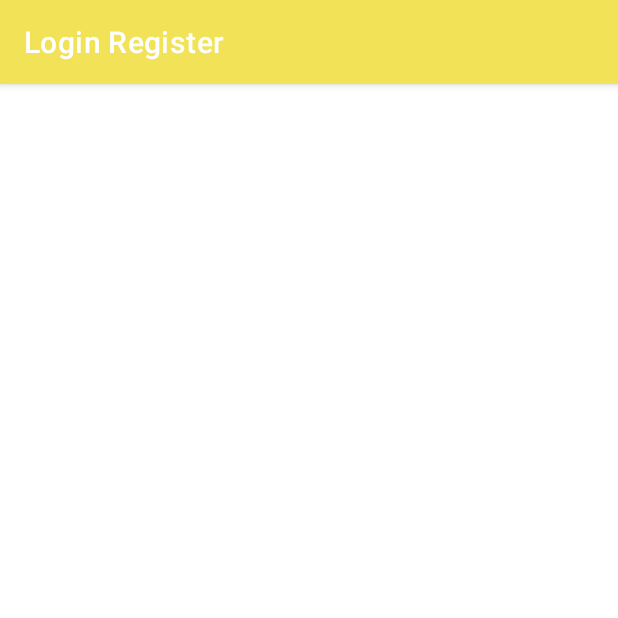
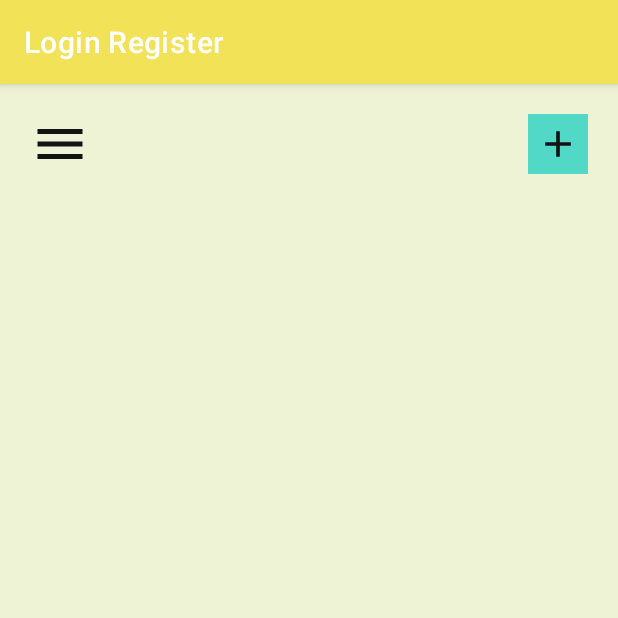
Before and after one commit to AlisherAbdykhamitov/DiplomaProject, an Android app: the UserDashboard screen opened directly, with no data from a screen before it, on a phone screen of 412 x 824 dp, the top half of it. Run offline under Robolectric (Android 15) with nearby library versions, the phone set to English and light mode, and no system bars.

Commit message:
Some components have changed

```diff
--- a/app/src/main/AndroidManifest.xml
+++ b/app/src/main/AndroidManifest.xml
@@ -16,9 +16,6 @@
             android:name=".User.UserDashboard"
             android:exported="false" />
         <activity
-            android:name=".Common.SplashScreen"
-            android:exported="false" />
-        <activity
             android:name=".MainActivity"
             android:exported="true" >
             <intent-filter>
--- a/app/src/main/java/com/example/diplomaproject/User/UserDashboard.java
+++ b/app/src/main/java/com/example/diplomaproject/User/UserDashboard.java
@@ -3,6 +3,7 @@ package com.example.diplomaproject.User;
 import androidx.appcompat.app.AppCompatActivity;
 
 import android.os.Bundle;
+import android.view.WindowManager;
 
 import com.example.diplomaproject.R;
 
@@ -11,6 +12,7 @@ public class UserDashboard extends AppCompatActivity {
     @Override
     protected void onCreate(Bundle savedInstanceState) {
         super.onCreate(savedInstanceState);
+        getWindow().setFlags(WindowManager.LayoutParams.FLAG_FULLSCREEN, WindowManager.LayoutParams.FLAG_FULLSCREEN);
         setContentView(R.layout.activity_user_dashboard);
     }
 }
--- /dev/null
+++ b/app/src/main/res/drawable/add_icon.xml
@@ -0,0 +1,5 @@
+<vector android:height="24dp" android:tint="#121313"
+    android:viewportHeight="24" android:viewportWidth="24"
+    android:width="24dp" xmlns:android="http://schemas.android.com/apk/res/android">
+    <path android:fillColor="@android:color/white" android:pathData="M19,13h-6v6h-2v-6H5v-2h6V5h2v6h6v2z"/>
+</vector>
--- /dev/null
+++ b/app/src/main/res/drawable/menu_icon.xml
@@ -0,0 +1,5 @@
+<vector android:height="24dp" android:tint="#121313"
+    android:viewportHeight="24" android:viewportWidth="24"
+    android:width="24dp" xmlns:android="http://schemas.android.com/apk/res/android">
+    <path android:fillColor="@android:color/white" android:pathData="M3,18h18v-2L3,16v2zM3,13h18v-2L3,11v2zM3,6v2h18L21,6L3,6z"/>
+</vector>
--- a/app/src/main/res/layout/activity_user_dashboard.xml
+++ b/app/src/main/res/layout/activity_user_dashboard.xml
@@ -1,9 +1,33 @@
 <?xml version="1.0" encoding="utf-8"?>
-<androidx.constraintlayout.widget.ConstraintLayout xmlns:android="http://schemas.android.com/apk/res/android"
+<LinearLayout xmlns:android="http://schemas.android.com/apk/res/android"
     xmlns:app="http://schemas.android.com/apk/res-auto"
     xmlns:tools="http://schemas.android.com/tools"
     android:layout_width="match_parent"
     android:layout_height="match_parent"
-    tools:context=".User.UserDashboard">
+    tools:context=".User.UserDashboard"
+    android:orientation="vertical"
+    android:background="@color/background">
 
-</androidx.constraintlayout.widget.ConstraintLayout>
+    <RelativeLayout
+        android:layout_width="match_parent"
+        android:layout_height="wrap_content"
+        android:padding="20dp">
+
+        <ImageView
+            android:layout_width="40dp"
+            android:layout_height="40dp"
+            android:src="@drawable/menu_icon"
+            android:layout_centerVertical="true"/>
+        <ImageView
+            android:layout_width="40dp"
+            android:layout_height="40dp"
+            android:src="@drawable/add_icon"
+            android:layout_alignParentRight="true"
+            android:layout_centerVertical="true"
+            android:background="@color/bn_baclground"
+            android:padding="5dp"/>
+
+    </RelativeLayout>
+
+
+</LinearLayout>
--- a/app/src/main/res/values-night/themes.xml
+++ b/app/src/main/res/values-night/themes.xml
@@ -2,13 +2,7 @@
     <!-- Base application theme. -->
     <style name="Theme.DiplomaProject" parent="Theme.MaterialComponents.DayNight.DarkActionBar">
         <!-- Primary brand color. -->
-        <item name="colorPrimary">@color/purple_200</item>
-        <item name="colorPrimaryVariant">@color/purple_700</item>
-        <item name="colorOnPrimary">@color/black</item>
-        <!-- Secondary brand color. -->
-        <item name="colorSecondary">@color/teal_200</item>
-        <item name="colorSecondaryVariant">@color/teal_200</item>
-        <item name="colorOnSecondary">@color/black</item>
+
         <!-- Status bar color. -->
         <item name="android:statusBarColor" tools:targetApi="l">?attr/colorPrimaryVariant</item>
         <!-- Customize your theme here. -->
--- a/app/src/main/res/values/colors.xml
+++ b/app/src/main/res/values/colors.xml
@@ -5,5 +5,6 @@
     <color name="colorAccent">#FFFFFF</color>
     <color name="colorBackground">#413e4f</color>
     <color name="colorText">#FFFFFF</color>
-    <color name="colorTextHint">#51d8c7</color>
+    <color name="bn_baclground">#51d8c7</color>
+    <color name = "background">#D2EBF1CE</color>
 </resources>
```
Also changed, not shown: app/src/main/java/com/example/diplomaproject/Common/SplashScreen.java (deleted, +0 -77 lines), app/src/main/java/com/example/diplomaproject/MainActivity.java (+59 -0 lines), app/src/main/res/layout/activity_main.xml (added, +32 -0 lines), app/src/main/res/layout/activity_splash_screen.xml (deleted, +0 -31 lines).
